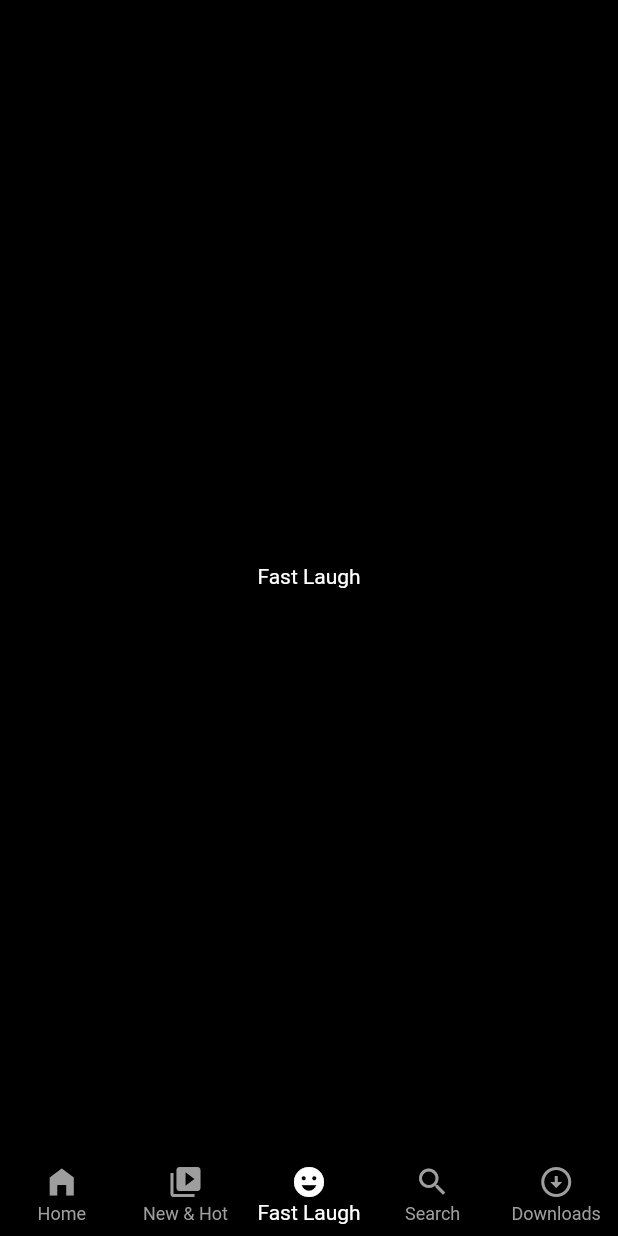
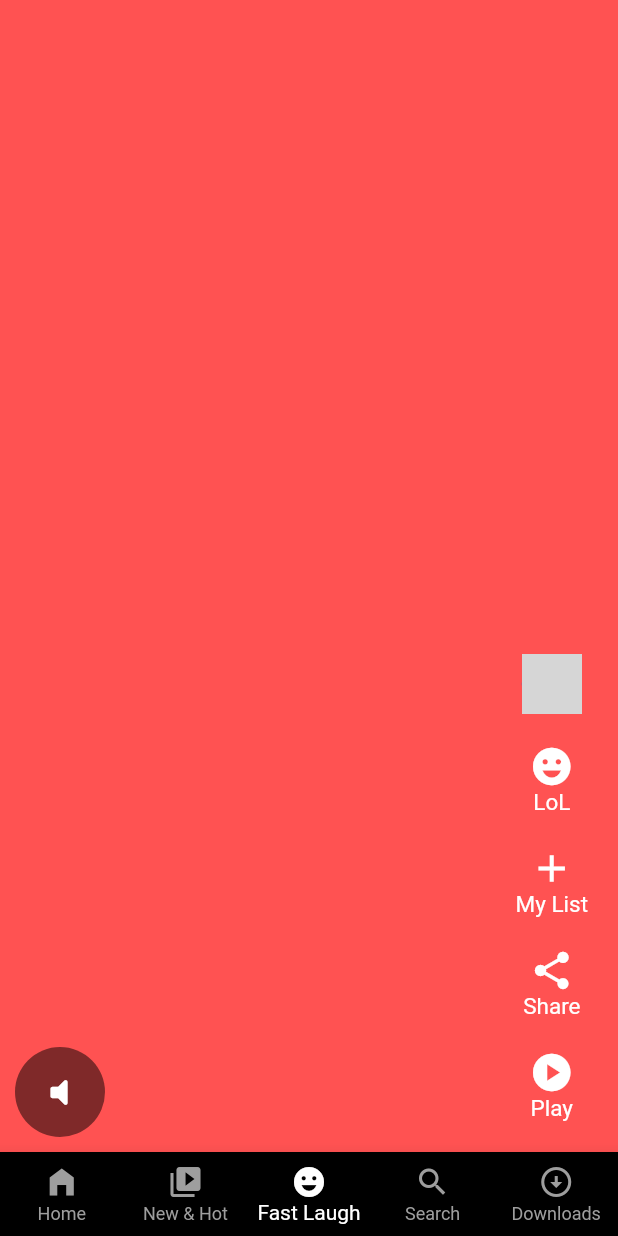
Before and after one commit to akhildev2000/netflix-ui, a Flutter app: the screen it shows after launch, item 3 of the bottom bar chosen, on a phone screen of 412 x 824 dp. Run offline on Flutter 3.47's test engine with Material 2 defaults, Android fonts, the phone set to English and light mode, and no system bars; our stand-ins replace bordered_text, google_fonts; network calls fail; grey boxes are pictures that could not be loaded.

```diff
--- a/lib/core/constants.dart
+++ b/lib/core/constants.dart
@@ -1,5 +1,11 @@
 import 'package:flutter/cupertino.dart';
+import 'package:google_fonts/google_fonts.dart';
 
 const kwidth = SizedBox(width: 10);
 const kheight = SizedBox(height: 10);
 const kheight20 = SizedBox(height: 20);
+final BorderRadius kradius = BorderRadius.circular(10);
+const mainImage =
+    "https://www.themoviedb.org/t/p/w600_and_h900_bestv2/4nOjXXYW67BEdSdJYMKdXySSLn7.jpg";
+TextStyle khometext =
+    GoogleFonts.merriweatherSans(fontSize: 16, fontWeight: FontWeight.bold);
--- a/lib/presentation/fastlaugh/fastlaugh.dart
+++ b/lib/presentation/fastlaugh/fastlaugh.dart
@@ -1,13 +1,22 @@
 import 'package:flutter/material.dart';
+import 'package:netflix_app/presentation/fastlaugh/widgets/video_list_item.dart';
 
 class FastLaugh extends StatelessWidget {
   const FastLaugh({super.key});
 
   @override
   Widget build(BuildContext context) {
-    return const Scaffold(
-      body: Center(
-        child: Text('Fast Laugh'),
+    return Scaffold(
+      body: SafeArea(
+        child: PageView(
+          scrollDirection: Axis.vertical,
+          children: List.generate(
+            20,
+            (index) {
+              return VideoListItem(index: index);
+            },
+          ),
+        ),
       ),
     );
   }
--- /dev/null
+++ b/lib/presentation/fastlaugh/widgets/video_list_item.dart
@@ -0,0 +1,91 @@
+import 'package:flutter/material.dart';
+import 'package:netflix_app/core/colors/colors.dart';
+
+class VideoListItem extends StatelessWidget {
+  final int index;
+  const VideoListItem({super.key, required this.index});
+
+  @override
+  Widget build(BuildContext context) {
+    return Stack(
+      children: [
+        Container(
+          color: Colors.accents[index % Colors.accents.length],
+        ),
+        Align(
+          alignment: Alignment.bottomCenter,
+          child: Padding(
+            padding: const EdgeInsets.symmetric(
+              horizontal: 10,
+              vertical: 10,
+            ),
+            child: Row(
+              mainAxisAlignment: MainAxisAlignment.spaceBetween,
+              crossAxisAlignment: CrossAxisAlignment.end,
+              children: [
+                CircleAvatar(
+                  radius: 30,
+                  backgroundColor: Colors.black.withOpacity(0.5),
+                  child: IconButton(
+                    onPressed: () {},
+                    icon: const Icon(
+                      Icons.volume_mute_rounded,
+                      color: kwhite,
+                      size: 30,
+                    ),
+                  ),
+                ),
+                Column(
+                  mainAxisAlignment: MainAxisAlignment.end,
+                  children: const [
+                    Padding(
+                      padding: EdgeInsets.symmetric(vertical: 10),
+                      child: CircleAvatar(
+                        backgroundImage: NetworkImage(
+                            "https://www.themoviedb.org/t/p/w220_and_h330_face/6N346GcTUjhYa0InIiGHW61Zo3O.jpg"),
+                      ),
+                    ),
+                    VideoActions(icon: Icons.emoji_emotions, title: 'LoL'),
+                    VideoActions(icon: Icons.add, title: 'My List'),
+                    VideoActions(icon: Icons.share, title: 'Share'),
+                    VideoActions(icon: Icons.play_circle, title: 'Play')
+                  ],
+                )
+              ],
+            ),
+          ),
+        )
+      ],
+    );
+  }
+}
+
+class VideoActions extends StatelessWidget {
+  final IconData icon;
+  final String title;
+  const VideoActions({
+    super.key,
+    required this.icon,
+    required this.title,
+  });
+
+  @override
+  Widget build(BuildContext context) {
+    return Padding(
+      padding: const EdgeInsets.symmetric(vertical: 10, horizontal: 10),
+      child: Column(
+        children: [
+          Icon(
+            icon,
+            color: Colors.white,
+            size: 30,
+          ),
+          Text(
+            title,
+            style: const TextStyle(color: kwhite, fontSize: 15),
+          ),
+        ],
+      ),
+    );
+  }
+}
```
Also changed, not shown: lib/presentation/home/screen_home.dart (+91 -3 lines), lib/presentation/home/widgets/background_card.dart (added, +62 -0 lines), lib/presentation/home/widgets/custom_button.dart (added, +24 -0 lines), lib/presentation/home/widgets/main_tile_sect.dart (added, +30 -0 lines), lib/presentation/home/widgets/number_card.dart (added, +54 -0 lines), lib/presentation/home/widgets/number_tile_widget.dart (added, +33 -0 lines), lib/presentation/new_hot.dart/screen_new.dart (+7 -3 lines), lib/presentation/widgets/main_tile.dart (added, +25 -0 lines), lib/presentation/widgets/main_title.dart (added, +21 -0 lines), pubspec.yaml (+4 -7 lines), asset/netflix/pngimg.com - netflix_PNG15.png (added), pubspec.lock, 1 other file.
